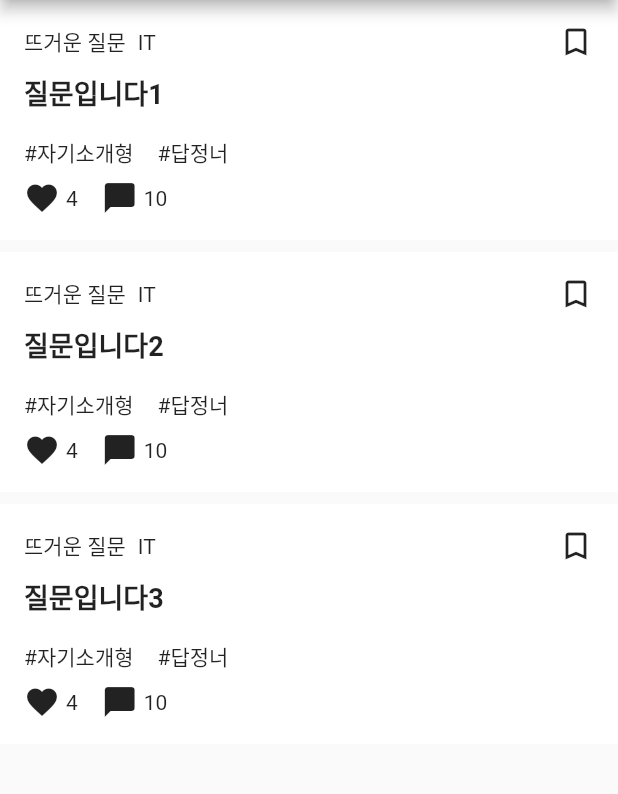
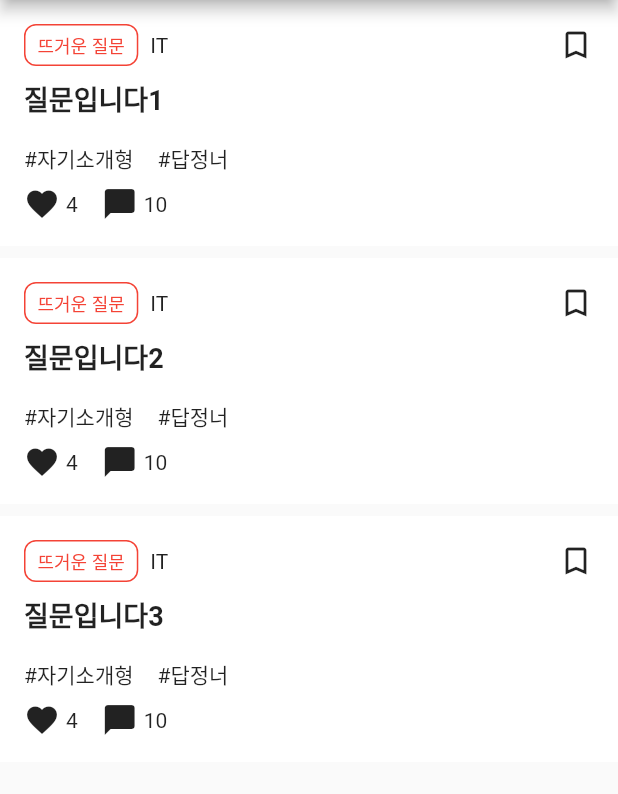
Before and after one commit to jpoh281/winterview, a Flutter app: the screen it shows after launch, on a phone screen of 412 x 824 dp, the part 84-878 px from its top. Run offline on Flutter 3.47's test engine with Material 2 defaults, Android fonts, the phone set to English and light mode, and no system bars; our stand-ins replace bloc, equatable, flutter_bloc, get, logger; generated files the repository leaves out were written again.

Commit message:
Create custom_chip widget

```diff
--- /dev/null
+++ b/lib/widgets/custom_chip.dart
@@ -0,0 +1,43 @@
+import 'package:flutter/material.dart';
+
+class CustomChip extends StatelessWidget {
+  final Widget child;
+
+  CustomChip({
+    Key key,
+    this.child,
+    this.color,
+    this.padding,
+  });
+
+  final Color color;
+  final EdgeInsets padding;
+
+  @override
+  Widget build(BuildContext context) {
+    Color _defaultColor = Color.fromRGBO(85, 85, 85, 1);
+
+    return Container(
+      padding: padding ??
+          EdgeInsets.symmetric(
+            vertical: 4,
+            horizontal: 8,
+          ),
+      decoration: BoxDecoration(
+        border: Border.all(
+          color: color ?? _defaultColor,
+          width: 1,
+        ),
+        borderRadius: BorderRadius.circular(8),
+      ),
+      child: DefaultTextStyle(
+        style: TextStyle(
+          fontSize: 12,
+          fontWeight: FontWeight.w500,
+          color: color ?? _defaultColor,
+        ),
+        child: child,
+      ),
+    );
+  }
+}
--- a/lib/widgets/interview_card.dart
+++ b/lib/widgets/interview_card.dart
@@ -1,5 +1,7 @@
 import 'package:flutter/material.dart';
 import 'package:winterview/models/interview.dart';
+
+import 'custom_chip.dart';
 
 class InterviewCard extends StatelessWidget {
   const InterviewCard({Key key, @required this.interview}) : super(key: key);
@@ -7,7 +9,8 @@ class InterviewCard extends StatelessWidget {
 
   @override
   Widget build(BuildContext context) {
-    return Container(
+    return SingleChildScrollView(
+      child: Container(
         color: Colors.white,
         padding: const EdgeInsets.symmetric(horizontal: 16, vertical: 16),
         child: Column(
@@ -15,7 +18,10 @@ class InterviewCard extends StatelessWidget {
           children: <Widget>[
             Row(
               children: <Widget>[
-              Text('뜨거운 질문'),
+                CustomChip(
+                  color: Colors.red,
+                  child: Text("뜨거운 질문"),
+                ),
                 SizedBox(width: 8),
                 Text('IT'),
                 Spacer(),
@@ -62,6 +68,7 @@ class InterviewCard extends StatelessWidget {
             ),
           ],
         ),
+      ),
     );
   }
 }
```
Lines whose indentation alone changed are shown as unchanged.
